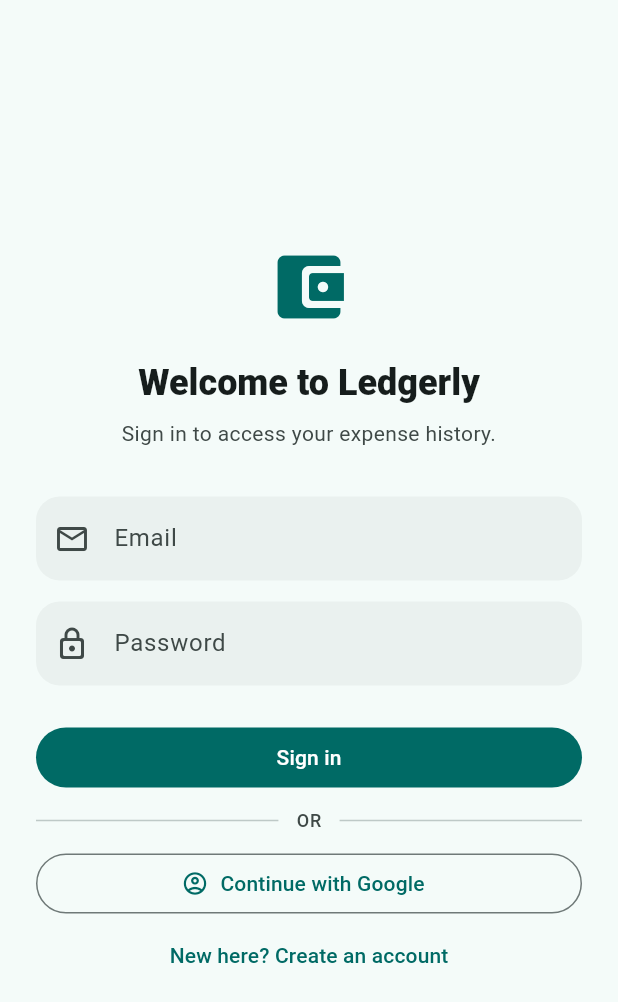
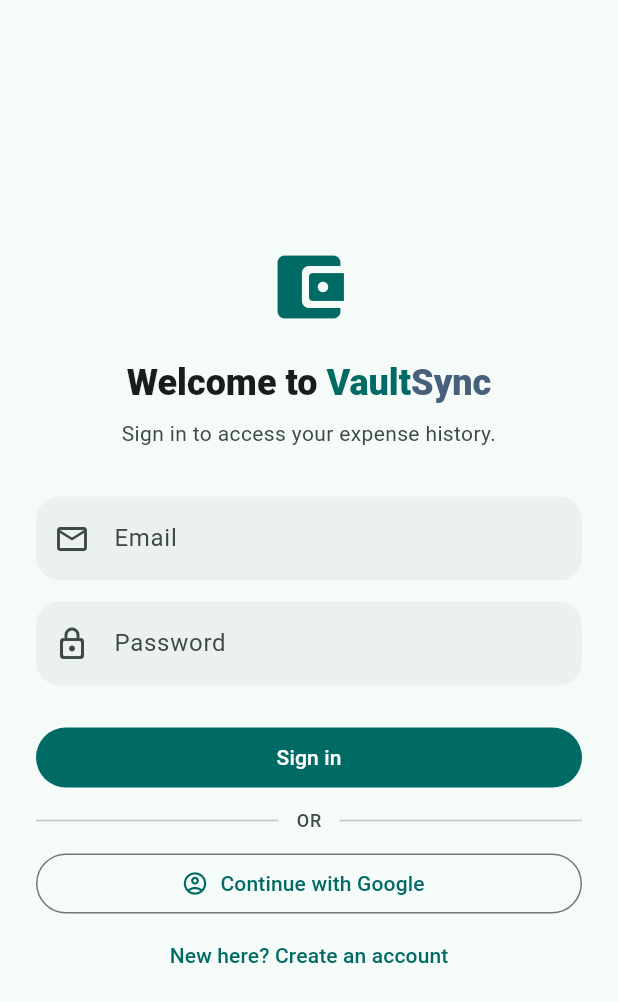
Before and after one commit to tharukanandasiri/Expense-Tracker-Mobile-App, a Flutter app: the screen it shows after launch, on a phone screen of 412 x 824 dp. Shown: the top 1002 px of the screen. Run offline on Flutter 3.47's test engine with Material 3 defaults, Android fonts, the phone set to English and light mode, and no system bars; our stand-ins replace cloud_firestore, firebase_auth, firebase_core, flutter_slidable, google_sign_in, shared_preferences; accounts and stored records are empty; network calls fail.

Commit message:
feat: update branding and localization for welcome messages

```diff
--- a/lib/core/localization/app_localizations.dart
+++ b/lib/core/localization/app_localizations.dart
@@ -28,7 +28,7 @@ class AppLocalizations {
 
   static const _translations = <String, Map<String, String>>{
     'en': {
-      'welcome': 'Welcome to Ledgerly',
+      'welcome_prefix': 'Welcome to ',
       'sign_in_subtitle': 'Sign in to access your expense history.',
       'register_subtitle': 'Create an account to keep your expenses in sync.',
       'email': 'Email',
@@ -111,7 +111,7 @@ class AppLocalizations {
       'other': 'Other',
     },
     'si': {
-      'welcome': 'Ledgerly වෙත සාදරයෙන් පිළිගනිමු',
+      'welcome_prefix': ' වෙත සාදරයෙන් පිළිගනිමු ',
       'sign_in_subtitle': 'ඔබේ වියදම් ඉතිහාසයට ප්‍රවේශ වීමට පුරනය වන්න.',
       'register_subtitle': 'ඔබේ වියදම් සමමුහුර්ත කිරීමට ගිණුමක් සාදන්න.',
       'email': 'විද්‍යුත් තැපෑල',
@@ -186,7 +186,7 @@ class AppLocalizations {
       'other': 'වෙනත්',
     },
     'ta': {
-      'welcome': 'Ledgerly க்கு வரவேற்கிறோம்',
+      'welcome_prefix': ' க்கு வரவேற்கிறோம் ',
       'sign_in_subtitle': 'உங்கள் செலவு வரலாற்றை அணுக உள்நுழையவும்.',
       'register_subtitle': 'செலவுகளை ஒத்திசைக்க கணக்கை உருவாக்கவும்.',
       'email': 'மின்னஞ்சல்',
--- /dev/null
+++ b/lib/core/widgets/brand_name.dart
@@ -0,0 +1,29 @@
+import 'package:flutter/material.dart';
+
+class BrandName extends StatelessWidget {
+  const BrandName({super.key, this.style});
+
+  final TextStyle? style;
+
+  @override
+  Widget build(BuildContext context) {
+    final colorScheme = Theme.of(context).colorScheme;
+    final baseStyle = style ?? Theme.of(context).textTheme.titleLarge;
+
+    return RichText(
+      text: TextSpan(
+        style: baseStyle?.copyWith(fontWeight: FontWeight.w800),
+        children: [
+          TextSpan(
+            text: 'Vault',
+            style: TextStyle(color: colorScheme.primary),
+          ),
+          TextSpan(
+            text: 'Sync',
+            style: TextStyle(color: colorScheme.tertiary),
+          ),
+        ],
+      ),
+    );
+  }
+}
--- a/lib/features/auth/presentation/pages/auth_page.dart
+++ b/lib/features/auth/presentation/pages/auth_page.dart
@@ -2,6 +2,7 @@ import 'package:flutter/material.dart';
 import 'package:firebase_auth/firebase_auth.dart';
 
 import '../../../../core/localization/app_localizations.dart';
+import '../../../../core/widgets/brand_name.dart';
 import '../../domain/repositories/auth_repository.dart';
 
 class AuthPage extends StatefulWidget {
@@ -101,11 +102,21 @@ class _AuthPageState extends State<AuthPage> {
                       color: colorScheme.primary,
                     ),
                     const SizedBox(height: 20),
-                    Text(
-                      l10n.t('welcome'),
+                    RichText(
                       textAlign: TextAlign.center,
-                      style: theme.textTheme.headlineSmall?.copyWith(
-                        fontWeight: FontWeight.w800,
+                      text: TextSpan(
+                        style: theme.textTheme.headlineSmall?.copyWith(
+                          fontWeight: FontWeight.w800,
+                        ),
+                        children: [
+                          TextSpan(text: l10n.t('welcome_prefix')),
+                          WidgetSpan(
+                            alignment: PlaceholderAlignment.middle,
+                            child: BrandName(
+                              style: theme.textTheme.headlineSmall,
+                            ),
+                          ),
+                        ],
                       ),
                     ),
                     const SizedBox(height: 8),
--- a/lib/features/expenses/presentation/pages/expenses_page.dart
+++ b/lib/features/expenses/presentation/pages/expenses_page.dart
@@ -4,6 +4,7 @@ import 'package:flutter_slidable/flutter_slidable.dart';
 import '../../../../core/localization/app_localizations.dart';
 import '../../../../core/settings/app_settings_controller.dart';
 import '../../../../core/theme/theme_controller.dart';
+import '../../../../core/widgets/brand_name.dart';
 import '../../../auth/domain/entities/auth_user.dart';
 import '../../../auth/domain/repositories/auth_repository.dart';
 import '../../../auth/presentation/widgets/account_sheet.dart';
@@ -268,10 +269,7 @@ class _ExpenseDashboardState extends State<_ExpenseDashboard> {
         title: const FittedBox(
           fit: BoxFit.scaleDown,
           alignment: Alignment.centerLeft,
-          child: Text(
-            'Ledgerly',
-            style: TextStyle(fontWeight: FontWeight.w700),
-          ),
+          child: BrandName(),
         ),
         actions: [
           if (MediaQuery.sizeOf(context).width >= 360) ...[
--- a/lib/main.dart
+++ b/lib/main.dart
@@ -72,7 +72,7 @@ class _MyAppState extends State<MyApp> {
     return ListenableBuilder(
       listenable: Listenable.merge([_themeController, _settingsController]),
       builder: (context, child) => MaterialApp(
-        title: 'Ledgerly',
+        title: 'VaultSync',
         debugShowCheckedModeBanner: false,
         theme: AppTheme.light,
         darkTheme: AppTheme.dark,
```
Also changed, not shown: 1 other file.
